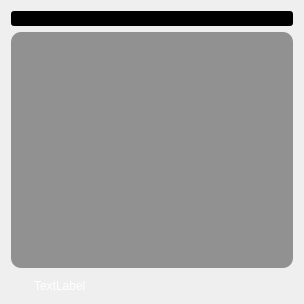
Old version of the form src/core/realtime/trtc-realtime-comm/user-video-item/UserVideoItem.ui in the repository FUQUANYUO/SynergySpot.
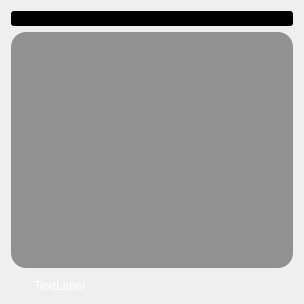
New version of the form. Custom widgets are drawn as their Qt base class.

What changed in the file:
```diff
--- a/src/core/realtime/trtc-realtime-comm/user-video-item/UserVideoItem.ui
+++ b/src/core/realtime/trtc-realtime-comm/user-video-item/UserVideoItem.ui
@@ -80,7 +80,7 @@
       <bool>false</bool>
      </property>
      <property name="styleSheet">
-      <string notr="true">background-color: rgba(0,0,0,100); border-radius: 10px;</string>
+      <string notr="true">background-color: rgba(0,0,0,100);border-radius: 15px;</string>
      </property>
     </widget>
    </item>
```
